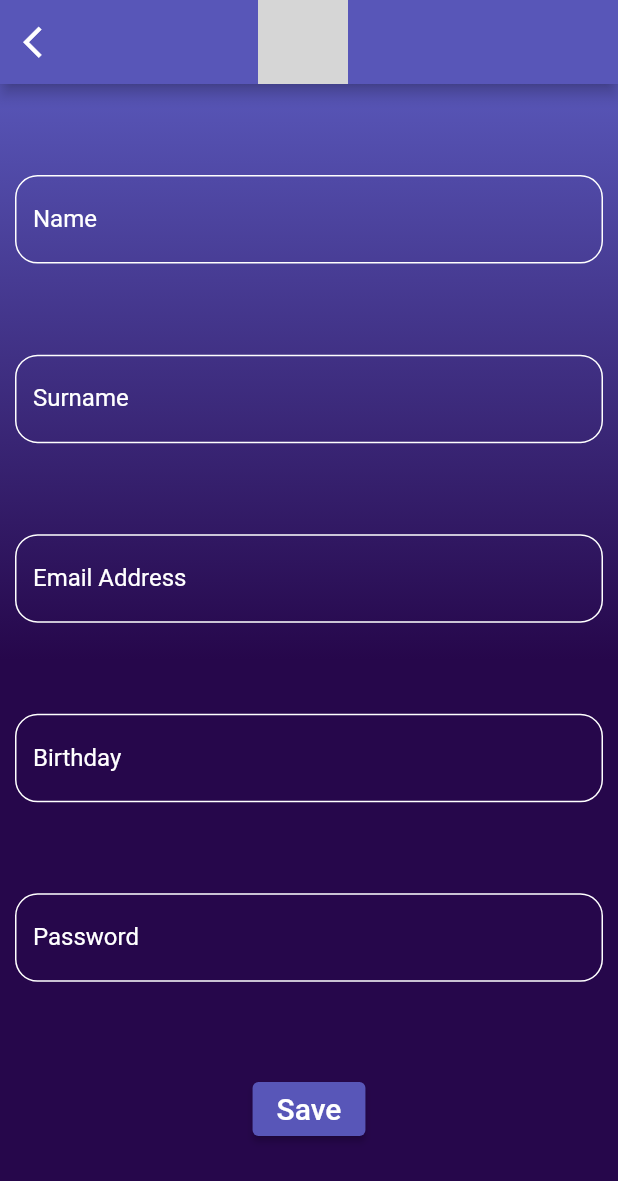
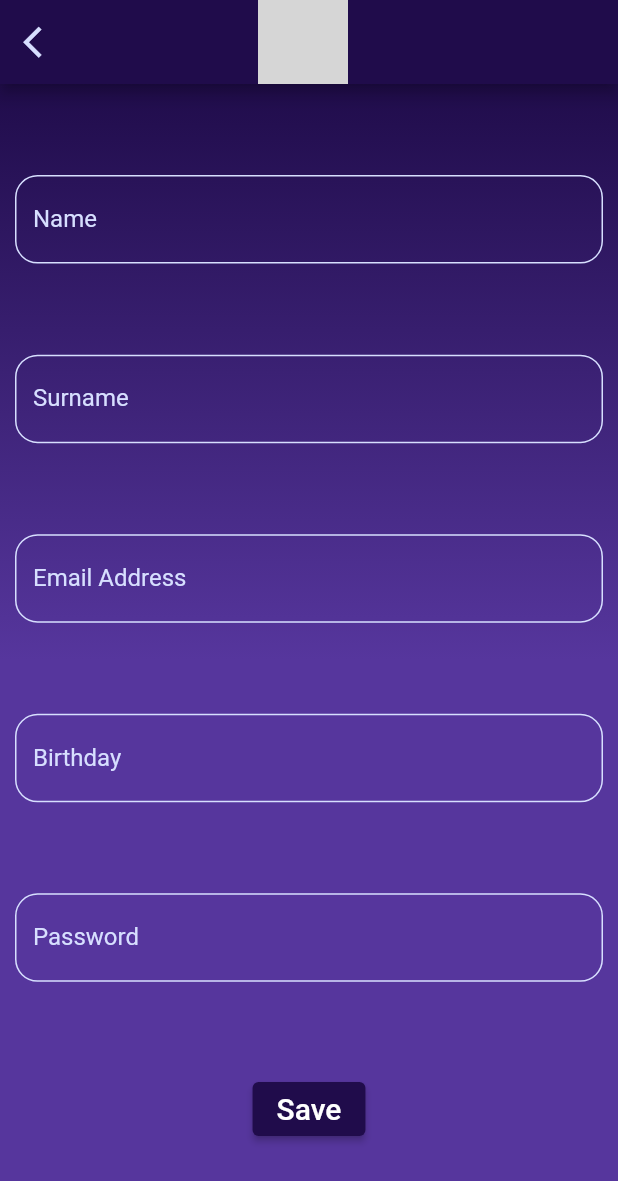
Before and after one commit to furlanivir/redis, a Flutter app: the ProfileScreen screen opened directly, on a phone screen of 412 x 824 dp. Shown: the top 1181 px of the screen. Run offline on Flutter 3.47's test engine with Material 2 defaults, Android fonts, the phone set to English and light mode, and no system bars; our stand-ins replace curved_navigation_bar, fl_chart, floor, jwt_decoder, shared_preferences and 2 more; missing offline and left inert: dart:ffi, flutter_gif, molten_navigationbar_flutter; accounts and stored records are empty; generated files the repository leaves out were written again; grey boxes are pictures that could not be loaded.

Commit message:
general adjustments

```diff
--- a/redis/lib/screens/DailyResults.dart
+++ b/redis/lib/screens/DailyResults.dart
@@ -111,7 +111,6 @@ class _ResultsState extends State<Results>{
   @override
   Widget build(BuildContext context){
     // dati in giuste unità
-    /*
     final dur=todayData[0]!.duration.toInt()/(3.6*1000000); //hours
     final deep =todayData[0]!.deep!/(60); //minutes
     final rem = todayData[0]!.rem!/(60); //minutes
@@ -119,18 +118,13 @@ class _ResultsState extends State<Results>{
     final score = todayData[0]!.efficiency;
     double quiz = Provider.of<Exchange>(context, listen: false).mean_score;
     // percentuali riferimento
-    int? refDeepMin = dur*10/100;
-    int? refDeepMax = dur*12/100;
-    int? refRemMin = dur*19/100;
-    int? refRemMax = dur*23/100;
-    int? refWakeMax = dur*9/100;
-    */
-    final dur = 8.5;
-    final deep = 0.01;
-    final rem = 1.87;
-    final wake = 0.68;
-    final score = 60;
-    double quiz = 5;
+    double? refDeepMin = dur*10/100;
+    double? refDeepMax = dur*12/100;
+    double? refRemMin = dur*19/100;
+    double? refRemMax = dur*23/100;
+    double? refWakeMax = dur*9/100;
+
+
     return Scaffold(
       appBar: AppBar(
         backgroundColor: const Color.fromRGBO(16, 2, 63, 1),
@@ -169,7 +163,7 @@ class _ResultsState extends State<Results>{
                           TextStyle(color: Color.fromRGBO(215, 223, 255, 1),fontSize: 22,fontWeight:FontWeight.bold ),),
                           SizedBox(height: 10),
                           Container(
-                            child: (score<75 && quiz>=4) ? (bannerBB()):
+                            child: (score!<75 && quiz>=4) ? (bannerBB()):
                                 ((score>=75 && quiz<4) ? (bannerGG()) :
                                 ((score<75 && quiz<4)? (bannerBG()) :
                                   (bannerGB())
--- a/redis/lib/screens/Profile.dart
+++ b/redis/lib/screens/Profile.dart
@@ -42,17 +42,17 @@ class ProfileScreenState extends State<ProfileScreen>{
   Widget _buildName(){
     return TextFormField(
       controller: nameController,
-      cursorColor: Colors.white,
-      style: const TextStyle(color: Colors.white),
+      cursorColor: Color.fromRGBO(215, 223, 255, 1),
+      style: const TextStyle(color: Color.fromRGBO(215, 223, 255, 1)),
       decoration: InputDecoration(
         labelText: 'Name',
-        labelStyle: const TextStyle(color: Colors.white),
+        labelStyle: const TextStyle(color: Color.fromRGBO(215, 223, 255, 1)),
         focusedBorder: const UnderlineInputBorder(
-          borderSide: BorderSide(color: Colors.white)
+          borderSide: BorderSide(color: Color.fromRGBO(215, 223, 255, 1))
         ),
         enabledBorder: OutlineInputBorder(
           borderRadius: BorderRadius.circular(15.0),
-          borderSide: const BorderSide(color: Colors.white),
+          borderSide: const BorderSide(color: Color.fromRGBO(215, 223, 255, 1)),
         ),),
       validator: (value) {
         if(value!.isEmpty){
@@ -66,17 +66,17 @@ class ProfileScreenState extends State<ProfileScreen>{
   Widget _buildSurname(){
     return TextFormField(
       controller: surnameController,
-      cursorColor: Colors.white,
-      style: const TextStyle(color: Colors.white),
+      cursorColor: Color.fromRGBO(215, 223, 255, 1),
+      style: const TextStyle(color: Color.fromRGBO(215, 223, 255, 1)),
       decoration: InputDecoration(
         labelText: 'Surname',
-        labelStyle: const TextStyle(color: Colors.white),
+        labelStyle: const TextStyle(color: Color.fromRGBO(215, 223, 255, 1)),
         focusedBorder: const UnderlineInputBorder(
-          borderSide: BorderSide(color: Colors.white)
+          borderSide: BorderSide(color: Color.fromRGBO(215, 223, 255, 1))
         ),
         enabledBorder: OutlineInputBorder(
           borderRadius: BorderRadius.circular(15.0),
-          borderSide: const BorderSide(color: Colors.white),
+          borderSide: const BorderSide(color: Color.fromRGBO(215, 223, 255, 1)),
         ),),
       validator: (value) {
         if(value!.isEmpty){
@@ -94,17 +94,17 @@ class ProfileScreenState extends State<ProfileScreen>{
 
       return TextFormField(
         initialValue: currentEmail,
-        cursorColor: Colors.white,
-        style: const TextStyle(color: Colors.white),
+        cursorColor: Color.fromRGBO(215, 223, 255, 1),
+        style: const TextStyle(color: Color.fromRGBO(215, 223, 255, 1)),
         decoration: InputDecoration(
           labelText: 'Email Address',
-          labelStyle: const TextStyle(color: Colors.white),
+          labelStyle: const TextStyle(color: Color.fromRGBO(215, 223, 255, 1)),
           focusedBorder: const UnderlineInputBorder(
-            borderSide: BorderSide(color: Colors.white)
+            borderSide: BorderSide(color: Color.fromRGBO(215, 223, 255, 1))
           ),
           enabledBorder: OutlineInputBorder(
             borderRadius: BorderRadius.circular(15.0),
-            borderSide: const BorderSide(color: Colors.white),
+            borderSide: const BorderSide(color: Color.fromRGBO(215, 223, 255, 1)),
           ),
         ),
         onChanged: (value) {
@@ -125,17 +125,17 @@ class ProfileScreenState extends State<ProfileScreen>{
   Widget _buildBirthday(){
     return TextFormField(
       controller: birthdayController,
-      cursorColor: Colors.white,
-      style: const TextStyle(color: Colors.white),
+      cursorColor: Color.fromRGBO(215, 223, 255, 1),
+      style: const TextStyle(color: Color.fromRGBO(215, 223, 255, 1)),
       decoration: InputDecoration(
         labelText: 'Birthday',
-        labelStyle: const TextStyle(color: Colors.white),
+        labelStyle: const TextStyle(color: Color.fromRGBO(215, 223, 255, 1)),
         focusedBorder: const UnderlineInputBorder(
-          borderSide: BorderSide(color: Colors.white)
+          borderSide: BorderSide(color: Color.fromRGBO(215, 223, 255, 1))
         ),
         enabledBorder: OutlineInputBorder(
           borderRadius: BorderRadius.circular(15.0),
-          borderSide: const BorderSide(color: Colors.white),
+          borderSide: const BorderSide(color: Color.fromRGBO(215, 223, 255, 1)),
         ),),
       validator: (value) {
         if(value!.isEmpty){
@@ -150,17 +150,17 @@ class ProfileScreenState extends State<ProfileScreen>{
     return TextFormField(
       initialValue: psw,
       obscureText: true,
-      cursorColor: Colors.white,
-      style: const TextStyle(color: Colors.white),
+      cursorColor: Color.fromRGBO(215, 223, 255, 1),
+      style: const TextStyle(color: Color.fromRGBO(215, 223, 255, 1)),
       decoration: InputDecoration(
         labelText: 'Password',
-        labelStyle: const TextStyle(color: Colors.white),
+        labelStyle: const TextStyle(color: Color.fromRGBO(215, 223, 255, 1)),
         focusedBorder: const UnderlineInputBorder(
-          borderSide: BorderSide(color: Colors.white)
+          borderSide: BorderSide(color: Color.fromRGBO(215, 223, 255, 1))
         ),
         enabledBorder: OutlineInputBorder(
           borderRadius: BorderRadius.circular(15.0),
-          borderSide: const BorderSide(color: Colors.white),
+          borderSide: const BorderSide(color: Color.fromRGBO(215, 223, 255, 1)),
         ),),
       validator: (value) {
         if(value!.isEmpty){
@@ -185,10 +185,10 @@ class ProfileScreenState extends State<ProfileScreen>{
 
     return Scaffold(
       appBar: AppBar(
-        backgroundColor: const Color.fromRGBO(88, 86, 184, 1),
+        backgroundColor: const Color.fromRGBO(32, 12, 75, 1),
         leading: IconButton(
           onPressed: () => Navigator.pop(context),
-          icon: const Icon(Icons.arrow_back_ios,size: 25,color: Colors.white)),
+          icon: const Icon(Icons.arrow_back_ios,size: 25,color: Color.fromRGBO(215, 223, 255, 1))),
         title: Row(
           mainAxisAlignment: MainAxisAlignment.start,
           children: [
@@ -203,7 +203,7 @@ class ProfileScreenState extends State<ProfileScreen>{
 
       body: Container(
         decoration:  const BoxDecoration(
-          gradient: LinearGradient(begin: AlignmentDirectional.topEnd,colors: [Color.fromRGBO(88, 86, 184, 1),Color.fromRGBO(38, 7, 75, 1)])
+          gradient:LinearGradient(begin: AlignmentDirectional.topEnd,colors: [Color.fromRGBO(32, 12, 75, 1),Color.fromRGBO(86, 54, 157, 1)])
         ),
         child: Padding(padding: EdgeInsets.symmetric(horizontal: 10),
         child: Form(
@@ -239,7 +239,7 @@ class ProfileScreenState extends State<ProfileScreen>{
                 };
                 },
                 style: ElevatedButton.styleFrom(
-                  backgroundColor: const Color.fromRGBO(88, 86, 184, 1)
+                  backgroundColor: const Color.fromRGBO(32, 12, 75, 1)
                 ),
                 child: const Text('Save', style: TextStyle(fontSize: 20),),
                 ),
```
